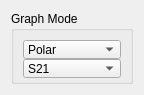
Qt form gui/graph_mode_ui.ui (Wireless-Research-Tester/Automated-Wireless-Research-Tester) before a commit.
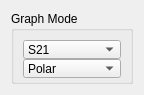
The same form after that commit.

```diff
--- a/gui/graph_mode_ui.ui
+++ b/gui/graph_mode_ui.ui
@@ -57,7 +57,7 @@
      </property>
      <layout class="QVBoxLayout" name="verticalLayout">
       <item>
-       <widget class="QComboBox" name="polar_rect_comboBox">
+       <widget class="QComboBox" name="s21_imp_comboBox">
         <property name="enabled">
          <bool>true</bool>
         </property>
@@ -90,7 +90,7 @@
         </property>
         <item>
          <property name="text">
-          <string>Polar</string>
+          <string>S21</string>
          </property>
         </item>
         <item>
@@ -101,7 +101,7 @@
        </widget>
       </item>
       <item>
-       <widget class="QComboBox" name="s21_imp_comboBox">
+       <widget class="QComboBox" name="polar_rect_comboBox">
         <property name="sizePolicy">
          <sizepolicy hsizetype="Ignored" vsizetype="Ignored">
           <horstretch>0</horstretch>
@@ -128,7 +128,7 @@
         </property>
         <item>
          <property name="text">
-          <string>S21</string>
+          <string>Polar</string>
          </property>
         </item>
         <item>
```
Left out of the diff: 4 changed lines with no effect on the pictures.
